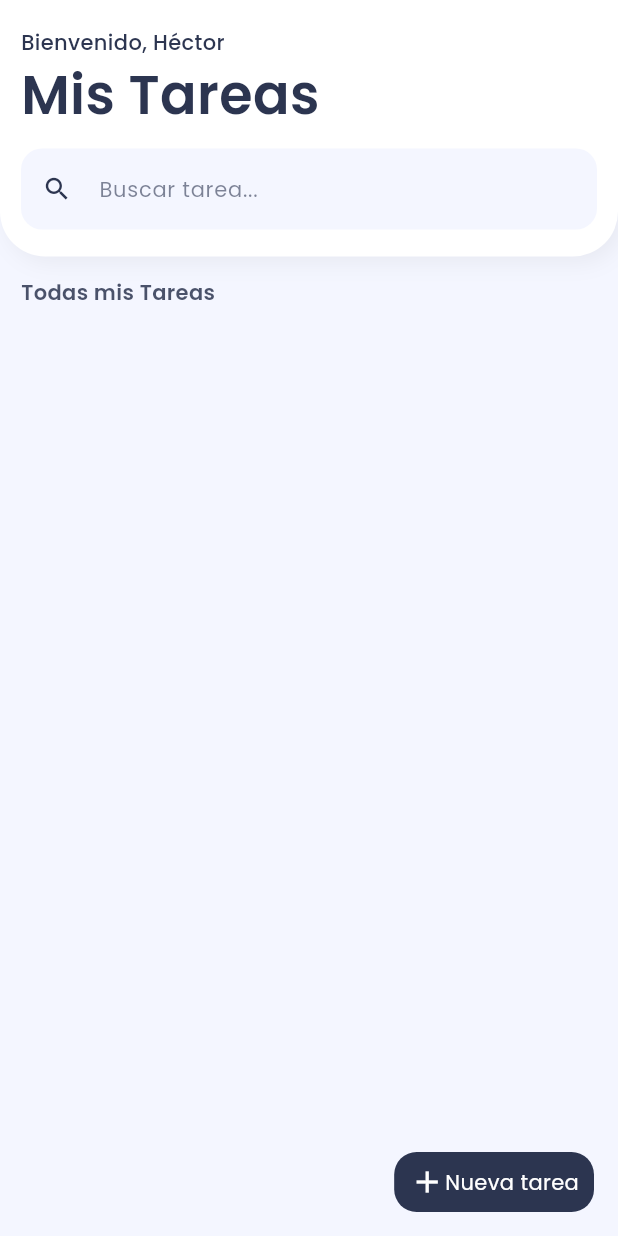
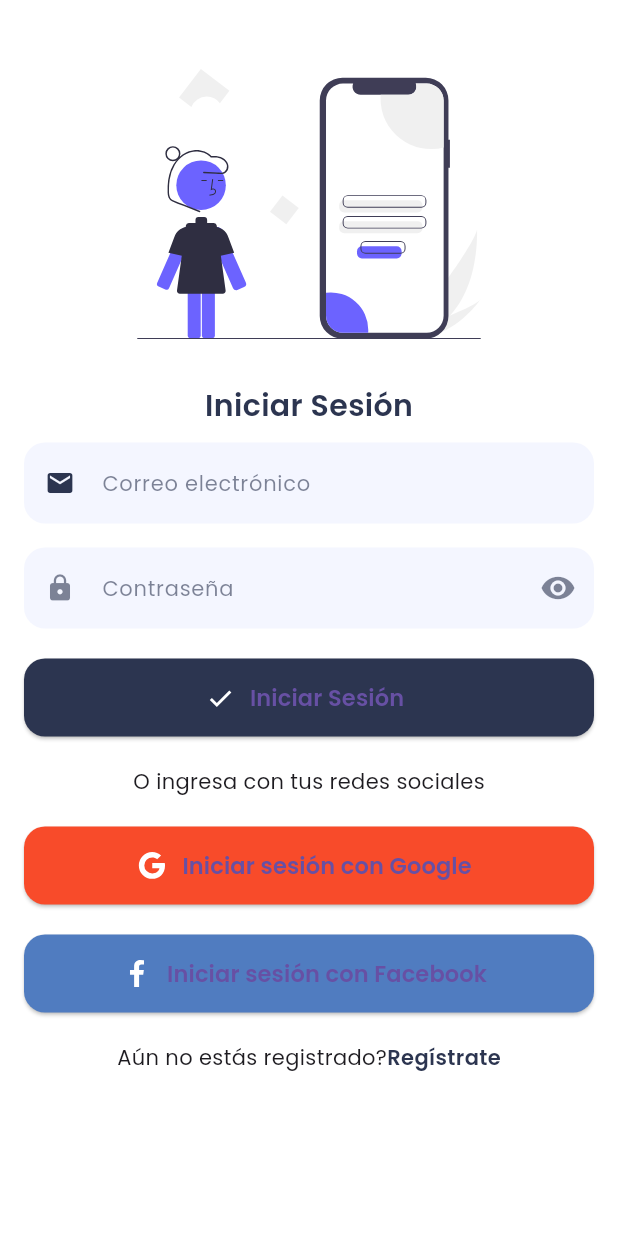
Before and after one commit to hectorfd/firetask, a Flutter app: the screen it shows after launch, on a phone screen of 412 x 824 dp. Run offline on Flutter 3.47's test engine with Material 3 defaults, Android fonts, the phone set to English and light mode, and no system bars; our stand-ins replace cloud_firestore, firebase_auth, firebase_core, flutter_svg, google_fonts, google_sign_in; missing offline and left inert: flutter_facebook_auth; accounts and stored records are empty.

Commit message:
a dormir porque se me acabo el cafe

```diff
--- a/lib/main.dart
+++ b/lib/main.dart
@@ -1,5 +1,6 @@
 import 'package:firebase_core/firebase_core.dart';
 import 'package:firetask/pages/home_page.dart';
+import 'package:firetask/pages/login_page.dart';
 import 'package:flutter/material.dart';
 import 'package:google_fonts/google_fonts.dart';
 
@@ -20,7 +21,7 @@ class MyApp extends StatelessWidget {
       theme: ThemeData(
         textTheme: GoogleFonts.poppinsTextTheme(),
       ),
-      home: HomePage(),
+      home: LoginPage(),
     );
   }
 }
--- /dev/null
+++ b/lib/models/user_model.dart
@@ -0,0 +1,18 @@
+class UserModel {
+  String? id;
+  String fullName;
+  String email;
+
+  UserModel({
+    this.id,
+    required this.fullName,
+    required this.email,
+  });
+
+  Map<String, dynamic> toJson()=>{
+    "id": id,
+    "fullName": fullName,
+    "email": email,
+  };
+
+}
--- /dev/null
+++ b/lib/pages/login_page.dart
@@ -0,0 +1,218 @@
+import 'package:firebase_auth/firebase_auth.dart';
+import 'package:firetask/models/user_model.dart';
+import 'package:firetask/pages/home_page.dart';
+import 'package:firetask/pages/register_page.dart';
+import 'package:firetask/services/my_service_firestore.dart';
+import 'package:firetask/ui/general/colors.dart';
+import 'package:firetask/ui/widgets/button_custom_widget.dart';
+import 'package:firetask/ui/widgets/general_widgets.dart';
+import 'package:firetask/ui/widgets/textfield_normal_widget.dart';
+import 'package:firetask/ui/widgets/textfield_password_widget.dart';
+import 'package:flutter/material.dart';
+import 'package:flutter_facebook_auth/flutter_facebook_auth.dart';
+import 'package:flutter_svg/svg.dart';
+import 'package:google_sign_in/google_sign_in.dart';
+
+class LoginPage extends StatefulWidget {
+  const LoginPage({Key? key}) : super(key: key);
+
+  @override
+  State<LoginPage> createState() => _LoginPageState();
+}
+
+class _LoginPageState extends State<LoginPage> {
+  final formKey = GlobalKey<FormState>();
+  final TextEditingController _emailController = TextEditingController();
+  final TextEditingController _passwordController = TextEditingController();
+  final GoogleSignIn _googleSignIn = GoogleSignIn(scopes: ["email"]);
+  MyServiceFirestore userService = MyServiceFirestore(collection: "users");
+
+  _login() async {
+    try {
+      if (formKey.currentState!.validate()) {
+        UserCredential userCredential =
+            await FirebaseAuth.instance.signInWithEmailAndPassword(
+          email: _emailController.text,
+          password: _passwordController.text,
+        );
+        if (userCredential.user != null) {
+          Navigator.pushAndRemoveUntil(
+              context,
+              MaterialPageRoute(builder: (context) => HomePage()),
+              (route) => false);
+        }
+      }
+    } on FirebaseAuthException catch (error) {
+      if (error.code == "invalid-email") {
+        showSnackBarError(context, "El correo electrónico es invalido");
+      } else if (error.code == "user-not-found") {
+        showSnackBarError(context, "El usuario no está registrado");
+      } else if (error.code == "wrong-password") {
+        showSnackBarError(context, "La contraseña es incorrecta");
+      }
+    }
+  }
+
+  _loginWithGoogle() async {
+    GoogleSignInAccount? googleSignInAccount = await _googleSignIn.signIn();
+    if (googleSignInAccount == null) {
+      return;
+    }
+    GoogleSignInAuthentication _googleSignInAuth =
+        await googleSignInAccount.authentication;
+    OAuthCredential credential = GoogleAuthProvider.credential(
+      idToken: _googleSignInAuth.idToken,
+      accessToken: _googleSignInAuth.accessToken,
+    );
+    UserCredential userCredential =
+        await FirebaseAuth.instance.signInWithCredential(credential);
+
+    if (userCredential.user != null) {
+      UserModel userModel = UserModel(
+        fullName: userCredential.user!.displayName!,
+        email: userCredential.user!.email!,
+      );
+      userService.existUser(userCredential.user!.email!).then((value){
+        if(!value){
+          userService.addUser(userModel).then((value) {
+            if(value.isNotEmpty){
+              Navigator.pushAndRemoveUntil(context, MaterialPageRoute(builder: (context)=> HomePage()), (route) => false);
+            }
+          });
+        }else{
+          Navigator.pushAndRemoveUntil(context, MaterialPageRoute(builder: (context)=> HomePage()), (route) => false);
+        }
+      });
+    }
+  }
+
+  _loginWithFacebook() async {
+    LoginResult _loginResult = await FacebookAuth.instance.login();
+    if(_loginResult.status == LoginStatus.success){
+      Map<String, dynamic> userData = await FacebookAuth.instance.getUserData();
+      AccessToken accessToken = _loginResult.accessToken!;
+      OAuthCredential credential = FacebookAuthProvider.credential(accessToken.tokenString);
+
+      UserCredential userCredential = await FirebaseAuth.instance.signInWithCredential(credential);
+      if (userCredential.user != null) {
+
+        UserModel userModel = UserModel(
+          fullName: userCredential.user!.displayName!,
+          email: userCredential.user!.email!,
+        );
+
+        userService.existUser(userCredential.user!.email!).then((value){
+          if(!value){
+            userService.addUser(userModel).then((value) {
+              if(value.isNotEmpty){
+                Navigator.pushAndRemoveUntil(context, MaterialPageRoute(builder: (context)=> HomePage()), (route) => false);
+              }
+            });
+          }else{
+            Navigator.pushAndRemoveUntil(context, MaterialPageRoute(builder: (context)=> HomePage()), (route) => false);
+          }
+        });
+      }
+
+    }
+  }
+
+  @override
+  Widget build(BuildContext context) {
+    return Scaffold(
+      backgroundColor: Colors.white,
+      body: SingleChildScrollView(
+        child: Padding(
+          padding: const EdgeInsets.all(16.0),
+          child: Form(
+            key: formKey,
+            child: Column(
+              children: [
+                caja30(),
+                SvgPicture.asset(
+                  'assets/images/login.svg',
+                  height: 180.0,
+                ),
+                caja30(),
+                Text(
+                  "Iniciar Sesión",
+                  style: TextStyle(
+                    fontSize: 20.0,
+                    fontWeight: FontWeight.w600,
+                    color: primary,
+                  ),
+                ),
+                caja10(),
+                TextfieldNormalWidget(
+                  hintText: "Correo electrónico",
+                  icon: Icons.email,
+                  controller: _emailController,
+                ),
+                caja10(),
+                caja6(),
+                TextFieldPasswordWidget(
+                  controller: _passwordController,
+                ),
+                caja20(),
+                ButtonCustomWidget(
+                  text: "Iniciar Sesión",
+                  icon: "check",
+                  color: primary,
+                  onPressed: () {
+                    _login();
+                  },
+                ),
+                caja20(),
+                Text(
+                  "O ingresa con tus redes sociales",
+                ),
+                caja20(),
+                ButtonCustomWidget(
+                  text: "Iniciar sesión con Google",
+                  icon: "google",
+                  color: Color(0xfff84b2a),
+                  onPressed: () {
+                    _loginWithGoogle();
+                  },
+                ),
+                caja20(),
+                ButtonCustomWidget(
+                  text: "Iniciar sesión con Facebook",
+                  icon: "facebook",
+                  color: Color(0xff507CC0),
+                  onPressed: () {
+                    _loginWithFacebook();
+                  },
+                ),
+                caja20(),
+                Row(
+                  mainAxisAlignment: MainAxisAlignment.center,
+                  children: [
+                    Text(
+                      "Aún no estás registrado?",
+                    ),
+                    cajaWith10(),
+                    InkWell(
+                      onTap: () {
+                        Navigator.push(
+                            context,
+                            MaterialPageRoute(
+                                builder: (context) => RegisterPage()));
+                      },
+                      child: Text(
+                        "Regístrate",
+                        style: TextStyle(
+                            fontWeight: FontWeight.w600,
+                            color: primary),
+                      ),
+                    ),
+                  ],
+                ),
+              ],
+            ),
+          ),
+        ),
+      ),
+    );
+  }
+}
--- /dev/null
+++ b/lib/ui/widgets/button_custom_widget.dart
@@ -0,0 +1,47 @@
+import 'package:firetask/ui/general/colors.dart';
+import 'package:flutter/material.dart';
+import 'package:flutter_svg/flutter_svg.dart';
+
+class ButtonCustomWidget extends StatelessWidget {
+  String text;
+  Color color;
+  String icon;
+  Function onPressed;
+
+  ButtonCustomWidget({
+    required this.text,
+    required this.color,
+    required this.icon,
+    required this.onPressed,
+  });
+
+  @override
+  Widget build(BuildContext context) {
+    return SizedBox(
+      height: 52.0,
+      width: double.infinity,
+      child: ElevatedButton.icon(
+        onPressed: () {
+          onPressed();
+        },
+        style: ElevatedButton.styleFrom(
+          backgroundColor: color,
+          shape: RoundedRectangleBorder(
+            borderRadius: BorderRadius.circular(14.0),
+          ),
+        ),
+        icon: SvgPicture.asset(
+          'assets/icons/$icon.svg',
+          color: Colors.white,
+        ),
+        label: Text(
+          text,
+          style: TextStyle(
+            fontSize: 15.0,
+            fontWeight: FontWeight.w600,
+          ),
+        ),
+      ),
+    );
+  }
+}
--- /dev/null
+++ b/lib/ui/widgets/textfield_password_widget.dart
@@ -0,0 +1,75 @@
+import 'package:firetask/ui/general/colors.dart';
+import 'package:flutter/material.dart';
+
+class TextFieldPasswordWidget extends StatefulWidget {
+  TextEditingController controller;
+
+  TextFieldPasswordWidget({
+    required this.controller,
+  });
+
+  @override
+  State<TextFieldPasswordWidget> createState() =>
+      _TextFieldPasswordWidgetState();
+}
+
+class _TextFieldPasswordWidgetState extends State<TextFieldPasswordWidget> {
+
+  bool isInvisible = true;
+
+  @override
+  Widget build(BuildContext context) {
+    return TextFormField(
+      controller: widget.controller,
+      obscureText: isInvisible,
+      decoration: InputDecoration(
+        contentPadding:
+            const EdgeInsets.symmetric(horizontal: 12.0, vertical: 15.0),
+        prefixIcon: Icon(
+          Icons.lock,
+          size: 20.0,
+          color: primary.withOpacity(0.6),
+        ),
+        suffixIcon: IconButton(
+          icon: Icon(
+            isInvisible ? Icons.remove_red_eye : Icons.remove_red_eye_outlined,
+            color: primary.withOpacity(0.60),
+          ),
+          onPressed: () {
+            isInvisible = !isInvisible;
+            setState((){});
+          },
+        ),
+        hintText: "Contraseña",
+        hintStyle: TextStyle(
+          fontSize: 14.0,
+          color: primary.withOpacity(0.6),
+        ),
+        filled: true,
+        fillColor: secondary,
+        focusedBorder: OutlineInputBorder(
+          borderRadius: BorderRadius.circular(14.0),
+          borderSide: BorderSide.none,
+        ),
+        enabledBorder: OutlineInputBorder(
+          borderRadius: BorderRadius.circular(14.0),
+          borderSide: BorderSide.none,
+        ),
+        errorBorder: OutlineInputBorder(
+          borderRadius: BorderRadius.circular(14.0),
+          borderSide: BorderSide.none,
+        ),
+        focusedErrorBorder: OutlineInputBorder(
+          borderRadius: BorderRadius.circular(14.0),
+          borderSide: BorderSide.none,
+        ),
+      ),
+      validator: (String? value) {
+        if (value != null && value.isEmpty) {
+          return "Campo obligatorio";
+        }
+        return null;
+      },
+    );
+  }
+}
```
Also changed, not shown: lib/pages/register_page.dart (added, +121 -0 lines), lib/services/my_service_firestore.dart (+30 -18 lines), pubspec.yaml (+7 -2 lines), assets/icons/check.svg (added), assets/icons/facebook.svg (added), assets/icons/google.svg (added), assets/icons/smile.svg (added), assets/images/login.svg (added), assets/images/register.svg (added), pubspec.lock, 8 other files.
